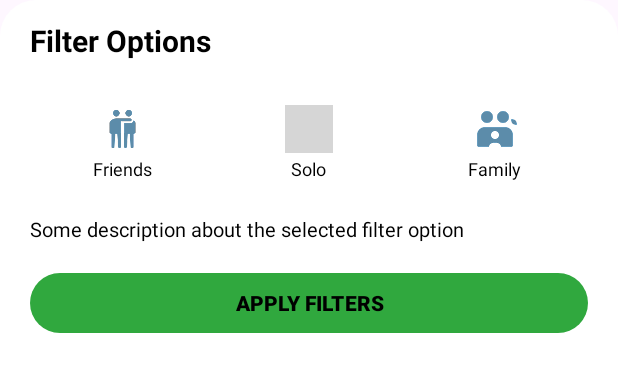
After one commit to RyanBinstock/Wellnest, an Android app: the layout bottom_sheet_filters.xml on its own in the app's theme, with its tools: preview values and no code run, on a phone screen of 412 x 824 dp. The commit adds this screen. Shown: the top 372 px of the screen. Run offline under Robolectric (Android 15) with nearby library versions, the light colour scheme and no system bars; grey boxes are pictures that could not be loaded.

Commit message:
Finished ActivityJar UI and Nav

```diff
--- /dev/null
+++ b/app/src/main/res/drawable/bg_activity_name_pill.xml
@@ -0,0 +1,5 @@
+<?xml version="1.0" encoding="utf-8"?>
+<shape xmlns:android="http://schemas.android.com/apk/res/android" android:shape="rectangle">
+    <corners android:radius="32dp"/>
+    <solid android:color="#CC7B3C3C"/>
+</shape>
--- /dev/null
+++ b/app/src/main/res/drawable/bg_filter_sheet.xml
@@ -0,0 +1,10 @@
+<?xml version="1.0" encoding="utf-8"?>
+<shape xmlns:android="http://schemas.android.com/apk/res/android"
+    android:shape="rectangle">
+
+    <corners
+        android:topLeftRadius="24dp"
+        android:topRightRadius="24dp" />
+
+    <solid android:color="@android:color/white" />
+</shape>
--- a/app/src/main/res/layout/activity_activity_jar.xml
+++ b/app/src/main/res/layout/activity_activity_jar.xml
@@ -197,7 +197,6 @@
 
     </LinearLayout>
 
-    <!-- 🐦 HUMMINGBIRD -->
     <ImageView
         android:id="@+id/imgBird"
         android:layout_width="96dp"
--- /dev/null
+++ b/app/src/main/res/layout/bottom_sheet_filters.xml
@@ -0,0 +1,138 @@
+<?xml version="1.0" encoding="utf-8"?>
+<androidx.core.widget.NestedScrollView xmlns:android="http://schemas.android.com/apk/res/android"
+    android:layout_width="match_parent"
+    android:layout_height="wrap_content"
+    android:fillViewport="true">
+
+    <LinearLayout
+        android:layout_width="match_parent"
+        android:layout_height="wrap_content"
+        android:orientation="vertical"
+        android:background="@drawable/bg_filter_sheet"
+        android:paddingStart="20dp"
+        android:paddingEnd="20dp"
+        android:paddingTop="16dp"
+        android:paddingBottom="24dp">
+
+        <!-- Title -->
+        <TextView
+            android:id="@+id/txtFilterTitle"
+            android:layout_width="wrap_content"
+            android:layout_height="wrap_content"
+            android:text="Filter Options"
+            android:textStyle="bold"
+            android:textSize="20sp"
+            android:textColor="@android:color/black"
+            android:includeFontPadding="false" />
+
+        <!-- Row of three filter options -->
+        <LinearLayout
+            android:id="@+id/filterRow"
+            android:layout_width="match_parent"
+            android:layout_height="80dp"
+            android:orientation="horizontal"
+            android:gravity="center"
+            android:layout_marginTop="16dp">
+
+            <!-- Friends -->
+            <LinearLayout
+                android:id="@+id/filterFriends"
+                android:layout_width="0dp"
+                android:layout_height="match_parent"
+                android:layout_weight="1"
+                android:gravity="center"
+                android:orientation="vertical"
+                android:padding="8dp">
+
+                <ImageView
+                    android:id="@+id/iconFriends"
+                    android:layout_width="32dp"
+                    android:layout_height="32dp"
+                    android:src="@drawable/ic_filter_friends_blue" />
+
+                <TextView
+                    android:layout_width="wrap_content"
+                    android:layout_height="wrap_content"
+                    android:text="Friends"
+                    android:textSize="12sp"
+                    android:textColor="@android:color/black"
+                    android:includeFontPadding="false"
+                    android:layout_marginTop="4dp" />
+            </LinearLayout>
+
+            <!-- Solo -->
+            <LinearLayout
+                android:id="@+id/filterSolo"
+                android:layout_width="0dp"
+                android:layout_height="match_parent"
+                android:layout_weight="1"
+                android:gravity="center"
+                android:orientation="vertical"
+                android:padding="8dp">
+
+                <ImageView
+                    android:id="@+id/iconSolo"
+                    android:layout_width="32dp"
+                    android:layout_height="32dp"
+                    android:src="@drawable/ic_filter_solo_blue" />
+
+                <TextView
+                    android:layout_width="wrap_content"
+                    android:layout_height="wrap_content"
+                    android:text="Solo"
+                    android:textSize="12sp"
+                    android:textColor="@android:color/black"
+                    android:includeFontPadding="false"
+                    android:layout_marginTop="4dp" />
+            </LinearLayout>
+
+            <!-- Family -->
+            <LinearLayout
+                android:id="@+id/filterFamily"
+                android:layout_width="0dp"
+                android:layout_height="match_parent"
+                android:layout_weight="1"
+                android:gravity="center"
+                android:orientation="vertical"
+                android:padding="8dp">
+
+                <ImageView
+                    android:id="@+id/iconFamily"
+                    android:layout_width="32dp"
+                    android:layout_height="32dp"
+                    android:src="@drawable/ic_filter_family_blue" />
+
+                <TextView
+                    android:layout_width="wrap_content"
+                    android:layout_height="wrap_content"
+                    android:text="Family"
+                    android:textSize="12sp"
+                    android:textColor="@android:color/black"
+                    android:includeFontPadding="false"
+                    android:layout_marginTop="4dp" />
+            </LinearLayout>
+        </LinearLayout>
+
+        <!-- Description -->
+        <TextView
+            android:id="@+id/txtFilterDescription"
+            android:layout_width="match_parent"
+            android:layout_height="wrap_content"
+            android:text="Some description about the selected filter option"
+            android:textSize="13sp"
+            android:textColor="@android:color/black"
+            android:layout_marginTop="8dp" />
+
+        <!-- Apply button -->
+        <Button
+            android:id="@+id/btnApplyFilters"
+            android:layout_width="match_parent"
+            android:layout_height="48dp"
+            android:text="APPLY FILTERS"
+            android:textAllCaps="true"
+            android:textStyle="bold"
+            android:textColor="@android:color/black"
+            android:layout_marginTop="16dp" />
+
+    </LinearLayout>
+</androidx.core.widget.NestedScrollView>
```
Also changed, not shown: app/src/main/java/com/code/wlu/cp470/wellnest/ui/activityjar/ActivitiesPagerAdapter.java (+17 -2 lines), app/src/main/java/com/code/wlu/cp470/wellnest/ui/activityjar/ActivityDetailFragment.java (added, +103 -0 lines), app/src/main/java/com/code/wlu/cp470/wellnest/ui/activityjar/ActivityJarActivity.java (+25 -8 lines), app/src/main/java/com/code/wlu/cp470/wellnest/ui/activityjar/FiltersBottomSheetDialog.java (added, +116 -0 lines), app/src/main/java/com/code/wlu/cp470/wellnest/ui/activityjar/activityJarSelection.java (+69 -4 lines), app/src/main/res/layout/fragment_activity_detail.xml (added, +116 -0 lines), app/src/main/res/values/colors.xml (+7 -0 lines), app/src/main/res/values/strings.xml (+7 -0 lines), 5 other files.
